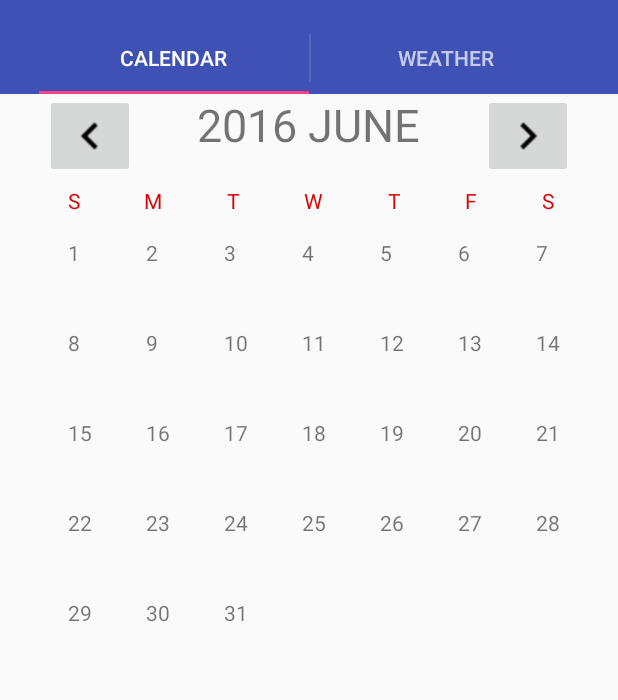
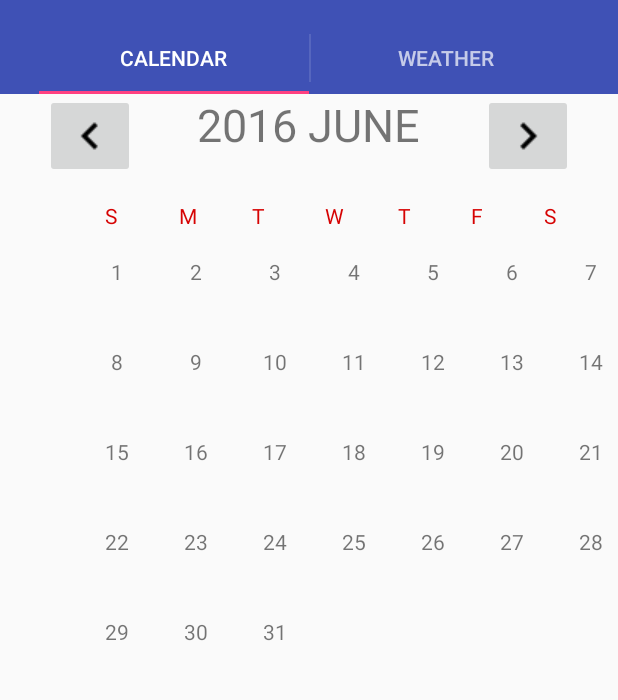
Before and after one commit to dmytririsov/Forecast-Applicaiton, an Android app: the screen it shows after launch (MainActivity), on a phone screen of 412 x 824 dp, the part 62-762 px from its top. Run offline under Robolectric (Android 15) with nearby library versions, the phone set to English and light mode, and no system bars; libraries missing offline, so code that uses them is left out: com.activeandroid; 1 statement that could not run was skipped.

```diff
--- a/app/src/main/java/com/dmytri/weather/Calendar/EventsListActivity.java
+++ b/app/src/main/java/com/dmytri/weather/Calendar/EventsListActivity.java
@@ -85,7 +85,7 @@ public class EventsListActivity extends Activity {
             }
         }
         catch (Exception e) {
-            e.printStackTrace();
+            e.getMessage();
         }
         ArrayAdapter<String> arrayAdapter = new ArrayAdapter<>(this, R.layout.events_list_item, mEventsDescriptions);
         view.setAdapter(arrayAdapter);
--- a/app/src/main/res/layout/calendar_fragment.xml
+++ b/app/src/main/res/layout/calendar_fragment.xml
@@ -49,74 +49,94 @@
         android:layout_marginLeft="45dp"
         android:layout_width="wrap_content"
         android:layout_height="468dp"
-        android:columnWidth="50dp"
+        android:columnWidth="65dp"
         android:stretchMode="columnWidth"
         android:verticalSpacing="15dp"
         android:layout_below="@+id/imageButtonPrev"
         android:numColumns="7"/>
 
-    <GridLayout
+    <LinearLayout
 
-        android:layout_marginLeft="45dp"
         android:layout_width="match_parent"
         android:layout_height="match_parent"
         android:layout_alignParentLeft="true"
         android:layout_alignParentStart="true"
+        android:layout_marginLeft="70dp"
         android:id="@+id/gridLayout"
         android:weightSum="7"
         android:layout_above="@+id/textView2"
         android:layout_below="@+id/imageButtonPrev">
 
+        <ImageView
+            android:layout_width="wrap_content"
+            android:layout_height="wrap_content"
+            android:id="@+id/imageView"
+            android:layout_weight="1" />
+
         <TextView
             android:layout_marginTop="5dp"
             android:textColor="@color/text_color"
-            android:layout_width="wrap_content"
+            android:layout_width="match_parent"
             android:layout_height="wrap_content"
+            android:layout_gravity="center"
             android:text="S"
-            android:layout_columnWeight="1"/>
+            android:layout_columnWeight="1"
+            android:layout_weight="1"/>
         <TextView
             android:layout_marginTop="5dp"
             android:textColor="@color/text_color"
-            android:layout_width="wrap_content"
+            android:layout_width="match_parent"
             android:layout_height="wrap_content"
+            android:layout_gravity="center"
             android:text="M"
-            android:layout_columnWeight="1"/>
+            android:layout_columnWeight="1"
+            android:layout_weight="1"/>
         <TextView
             android:layout_marginTop="5dp"
             android:textColor="@color/text_color"
-            android:layout_width="wrap_content"
-            android:layout_height="match_parent"
+            android:layout_width="match_parent"
+            android:layout_height="wrap_content"
+            android:layout_gravity="center"
             android:text="T"
-            android:layout_columnWeight="1"/>
+            android:layout_columnWeight="1"
+            android:layout_weight="1"/>
         <TextView
             android:layout_marginTop="5dp"
             android:textColor="@color/text_color"
-            android:layout_width="wrap_content"
+            android:layout_width="match_parent"
             android:layout_height="wrap_content"
+            android:layout_gravity="center"
             android:text="W"
-            android:layout_columnWeight="1"/>
+            android:layout_columnWeight="1"
+            android:layout_weight="1"/>
         <TextView
             android:layout_marginTop="5dp"
             android:textColor="@color/text_color"
-            android:layout_width="wrap_content"
+            android:layout_width="match_parent"
             android:layout_height="wrap_content"
+            android:layout_gravity="center"
             android:text="T"
-            android:layout_columnWeight="1"/>
+            android:layout_columnWeight="1"
+            android:layout_weight="1"/>
         <TextView
             android:layout_marginTop="5dp"
             android:textColor="@color/text_color"
-            android:layout_width="wrap_content"
+            android:layout_width="match_parent"
             android:layout_height="wrap_content"
+            android:layout_gravity="center"
             android:text="F"
-            android:layout_columnWeight="1"/>
+            android:layout_columnWeight="1"
+            android:layout_weight="1"/>
         <TextView
             android:layout_marginTop="5dp"
             android:textColor="@color/text_color"
-            android:layout_width="wrap_content"
+            android:layout_width="match_parent"
             android:layout_height="wrap_content"
+            android:layout_gravity="center"
             android:text="S"
-            android:layout_columnWeight="1"/>
-    </GridLayout>
+            android:layout_columnWeight="1"
+            android:layout_weight="1"/>
+    </LinearLayout>
 
     <TextView
         android:layout_width="wrap_content"
--- a/app/src/main/res/layout/day_item.xml
+++ b/app/src/main/res/layout/day_item.xml
@@ -1,13 +1,18 @@
 <?xml version="1.0" encoding="utf-8"?>
 <LinearLayout xmlns:android="http://schemas.android.com/apk/res/android"
-    android:orientation="vertical" android:layout_width="65dp"
-    android:layout_height="wrap_content">
+    xmlns:tools="http://schemas.android.com/tools"
+    android:orientation="vertical"
+    android:layout_width="65dp"
+    android:layout_height="wrap_content"
+    android:layout_gravity="center">
 
     <TextView
         android:id="@+id/day_number_text_view"
         android:layout_width="wrap_content"
         android:layout_height="45dp"
-        android:gravity="center_horizontal" />
+        tools:text="ssdg"
+        android:gravity="center"
+        android:layout_gravity="center"/>
 
     <ImageView
         android:id="@+id/day_event_icon"
--- a/app/src/main/res/layout/event_details.xml
+++ b/app/src/main/res/layout/event_details.xml
@@ -55,7 +55,8 @@
         android:layout_alignRight="@+id/textView"
         android:layout_alignStart="@+id/event_details_edit_text"
         android:layout_below="@+id/button_set_alarm"
-        android:spinnerMode="dialog" />
+        android:spinnerMode="dialog"
+        android:layout_marginLeft="20dp" />
 
     <EditText
         android:id="@+id/event_details_edit_text"
```
Also changed, not shown: app/src/main/AndroidManifest.xml (+11 -1 lines), app/src/main/java/com/dmytri/weather/Calendar/AlarmActivity.java (added, +70 -0 lines), app/src/main/java/com/dmytri/weather/Calendar/AlarmAlertDialog.java (added, +42 -0 lines), app/src/main/java/com/dmytri/weather/Calendar/AlarmReceiver.java (added, +42 -0 lines), app/src/main/java/com/dmytri/weather/Calendar/AlarmService.java (added, +64 -0 lines), app/src/main/java/com/dmytri/weather/Calendar/EditEventActivity.java (+12 -4 lines), app/src/main/res/layout/alarm_activity.xml (added, +39 -0 lines).
